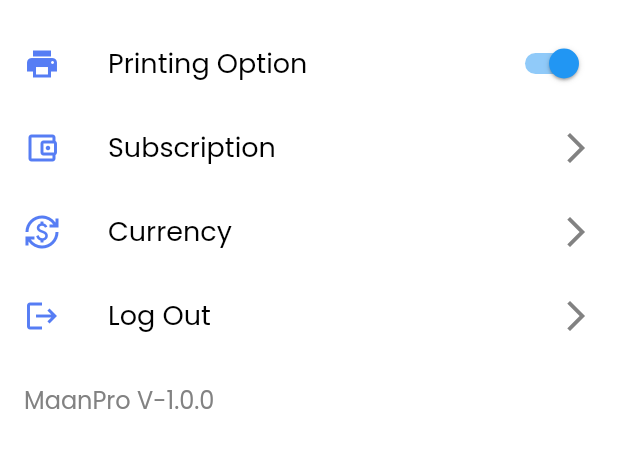
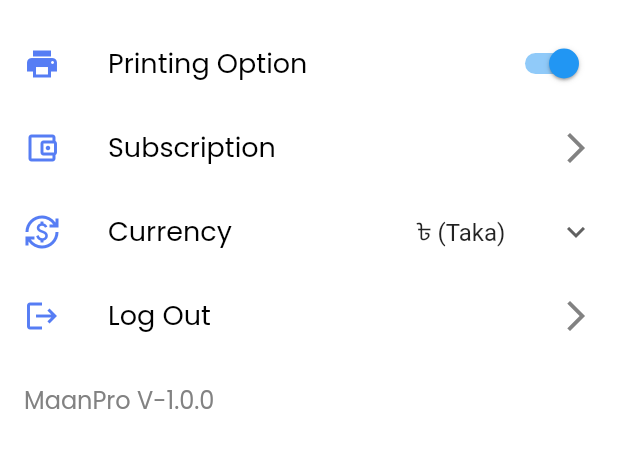
Before and after one commit to tahmidtarongo/firbase_auth, a Flutter app: the SettingScreen screen opened directly, on a phone screen of 412 x 824 dp, the part 184-652 px from its top. Run offline on Flutter 3.47's test engine with Material 2 defaults, Android fonts, the phone set to English and light mode, and no system bars; our stand-ins replace country_code_picker, country_picker, firebase_auth, firebase_core, firebase_database, firebase_storage and 11 more; missing offline and left inert: bluetooth_thermal_printer, esc_pos_utils, firebase_app_check, flutter_barcode_scanner, flutter_cart, flutter_paypal and 1 more; accounts and stored records are empty; network calls fail.

Commit message:
currency Fixed

```diff
--- a/lib/Screens/Settings/settings_screen.dart
+++ b/lib/Screens/Settings/settings_screen.dart
@@ -8,6 +8,7 @@ import 'package:nb_utils/nb_utils.dart';
 import 'package:restart_app/restart_app.dart';
 import '../../Provider/profile_provider.dart';
 import '../../constant.dart';
+import '../../currency.dart';
 import '../../model/personal_information_model.dart';
 import '../Shimmers/home_screen_appbar_shimmer.dart';
 import '../subscription/package_screen.dart';
@@ -21,6 +22,8 @@ class SettingScreen extends StatefulWidget {
 }
 
 class _SettingScreenState extends State<SettingScreen> {
+  String? dropdownValue = '৳ (Taka)';
+
   bool expanded = false;
   bool expandedHelp = false;
   bool expandedAbout = false;
@@ -35,6 +38,27 @@ class _SettingScreenState extends State<SettingScreen> {
     // TODO: implement initState
     super.initState();
     printerIsEnable();
+    getCurrency();
+  }
+
+  getCurrency() async {
+    final prefs = await SharedPreferences.getInstance();
+    String? data = prefs.getString('currency');
+
+    if (!data.isEmptyOrNull) {
+      for (var element in items) {
+        if (element.substring(0, 2).contains(data!)) {
+          setState(() {
+            dropdownValue = element;
+          });
+          break;
+        }
+      }
+    } else {
+      setState(() {
+        dropdownValue = items[0];
+      });
+    }
   }
 
   void printerIsEnable() async {
@@ -556,17 +580,33 @@ class _SettingScreenState extends State<SettingScreen> {
                             fontSize: 18.0,
                           ),
                         ),
-                        onTap: () {
-                          // const SubscriptionScreen().launch(context);
-                          const PackageScreen().launch(context);
-                        },
                         leading: const Icon(
                           Icons.currency_exchange,
                           color: kMainColor,
                         ),
-                        trailing: const Icon(
-                          Icons.arrow_forward_ios,
-                          color: kGreyTextColor,
+                        trailing: DropdownButton(
+                          underline: const SizedBox(),
+                          value: dropdownValue,
+                          icon: const Icon(Icons.keyboard_arrow_down),
+                          items: items.map((String items) {
+                            return DropdownMenuItem(
+                              value: items,
+                              child: Text(items),
+                            );
+                          }).toList(),
+                          onChanged: (newValue) async {
+                            final prefs = await SharedPreferences.getInstance();
+                            if (newValue == '\$ (US Dollar)') {
+                              currency = '\$';
+                              await prefs.setString('currency', currency);
+                            } else {
+                              currency = newValue.toString().substring(0, 1);
+                              await prefs.setString('currency', currency);
+                            }
+                            setState(() {
+                              dropdownValue = newValue.toString();
+                            });
+                          },
                         ),
                       ),
                       ListTile(
--- a/lib/Screens/SplashScreen/on_board.dart
+++ b/lib/Screens/SplashScreen/on_board.dart
@@ -36,6 +36,8 @@ class _OnBoardState extends State<OnBoard> {
       "description": 'Maan POS is a complete business solution with stock, account, sales, expense & loss/profit.',
     },
   ];
+
+
 
   @override
   Widget build(BuildContext context) {
--- a/lib/currency.dart
+++ b/lib/currency.dart
@@ -1 +1,11 @@
-String currency = '\$';
+
+String currency = '৳';
+List<String> items = [
+  '৳ (Taka)',
+  '\$ (US Dollar)',
+  "₹ (Rupee)",
+  "€ (Euro)",
+  "₽ (Ruble)",
+  "£ (UK Pound)",
+  "R (Rial)",
+];
--- a/lib/model/personal_information_model.dart
+++ b/lib/model/personal_information_model.dart
@@ -26,6 +26,7 @@ class PersonalInformationModel {
   String? countryName;
   int? invoiceCounter;
 
+
   Map<String, dynamic> toJson() {
     final map = <String, dynamic>{};
     map['phoneNumber'] = phoneNumber;
--- a/pubspec.yaml
+++ b/pubspec.yaml
@@ -71,6 +71,7 @@ dependencies:
   nb_utils: ^4.6.22
   country_picker: ^2.0.16
   flutter_countdown_timer: ^4.1.0
+  currency_picker: ^2.0.12
 
 dev_dependencies:
   flutter_test:
```
Also changed, not shown: lib/Screens/SplashScreen/splash_screen.dart (+11 -0 lines), pubspec.lock.
